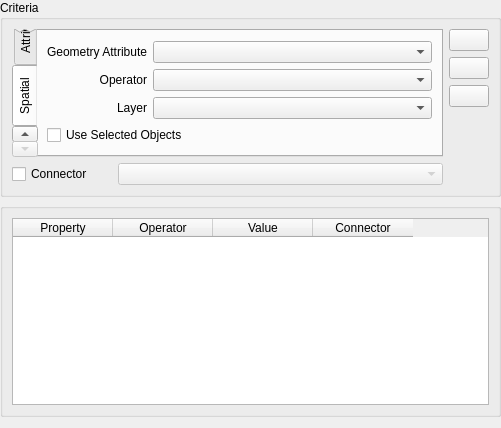
Qt form src/terralib/qt/widgets/query/ui/WhereClauseWidgetForm.ui (claudiobogossian/terralib5) before a commit.
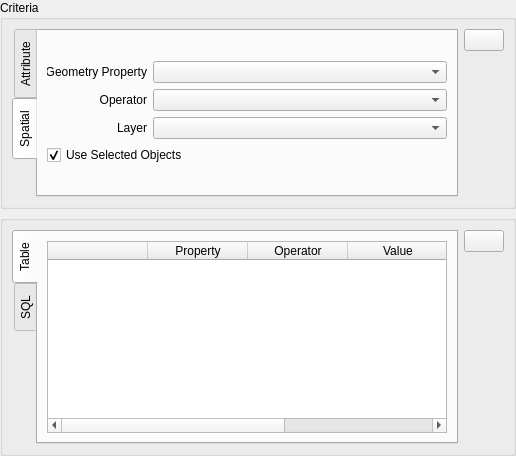
The same form after that commit. The open tabs and pages were chosen to show the change.

What changed in the file:
```diff
--- a/src/terralib/qt/widgets/query/ui/WhereClauseWidgetForm.ui
+++ b/src/terralib/qt/widgets/query/ui/WhereClauseWidgetForm.ui
@@ -6,25 +6,19 @@
    <rect>
     <x>0</x>
     <y>0</y>
-    <width>498</width>
-    <height>428</height>
+    <width>516</width>
+    <height>456</height>
    </rect>
   </property>
   <property name="windowTitle">
    <string>Where Clause</string>
   </property>
-  <layout class="QGridLayout" name="gridLayout_7">
-   <property name="leftMargin">
-    <number>0</number>
-   </property>
-   <property name="topMargin">
-    <number>0</number>
-   </property>
-   <property name="rightMargin">
+  <layout class="QGridLayout" name="gridLayout_24">
+   <property name="margin">
     <number>0</number>
    </property>
    <item row="0" column="0">
-    <layout class="QGridLayout" name="gridLayout_6">
+    <layout class="QGridLayout" name="gridLayout_22">
      <item row="0" column="0">
       <widget class="QGroupBox" name="m_criteriaGroupBox">
        <property name="title">
@@ -233,7 +227,7 @@
                        </size>
                       </property>
                       <property name="text">
-                       <string>Geometry Attribute</string>
+                       <string>Geometry Property</string>
                       </property>
                       <property name="alignment">
                        <set>Qt::AlignRight|Qt::AlignTrailing|Qt::AlignVCenter</set>
@@ -315,6 +309,9 @@
                     <property name="text">
                      <string>Use Selected Objects</string>
                     </property>
+                    <property name="checked">
+                     <bool>true</bool>
+                    </property>
                    </widget>
                   </item>
                  </layout>
@@ -323,43 +320,23 @@
               </widget>
              </widget>
             </item>
-            <item row="1" column="0">
-             <layout class="QGridLayout" name="gridLayout_22">
-              <item row="0" column="1">
-               <widget class="QComboBox" name="m_connectorComboBox">
-                <property name="enabled">
-                 <bool>false</bool>
-                </property>
-                <property name="sizePolicy">
-                 <sizepolicy hsizetype="MinimumExpanding" vsizetype="Fixed">
-                  <horstretch>0</horstretch>
-                  <verstretch>0</verstretch>
-                 </sizepolicy>
-                </property>
-               </widget>
-              </item>
-              <item row="0" column="0">
-               <widget class="QCheckBox" name="m_connectorCheckBox">
-                <property name="minimumSize">
-                 <size>
-                  <width>100</width>
-                  <height>0</height>
-                 </size>
-                </property>
-                <property name="layoutDirection">
-                 <enum>Qt::LeftToRight</enum>
-                </property>
-                <property name="text">
-                 <string>Connector</string>
-                </property>
-               </widget>
-              </item>
-             </layout>
-            </item>
            </layout>
           </item>
           <item row="0" column="1">
            <layout class="QGridLayout" name="gridLayout_14">
+            <item row="2" column="0">
+             <spacer name="verticalSpacer_2">
+              <property name="orientation">
+               <enum>Qt::Vertical</enum>
+              </property>
+              <property name="sizeHint" stdset="0">
+               <size>
+                <width>20</width>
+                <height>40</height>
+               </size>
+              </property>
+             </spacer>
+            </item>
             <item row="0" column="0">
              <widget class="QPushButton" name="m_addWhereClausePushButton">
               <property name="toolTip">
@@ -370,39 +347,6 @@
               </property>
              </widget>
             </item>
-            <item row="1" column="0">
-             <widget class="QPushButton" name="m_removeWhereClausePushButton">
-              <property name="toolTip">
-               <string>Remove the selected restriction expression</string>
-              </property>
-              <property name="text">
-               <string/>
-              </property>
-             </widget>
-            </item>
-            <item row="3" column="0">
-             <spacer name="verticalSpacer_2">
-              <property name="orientation">
-               <enum>Qt::Vertical</enum>
-              </property>
-              <property name="sizeHint" stdset="0">
-               <size>
-                <width>20</width>
-                <height>40</height>
-               </size>
-              </property>
-             </spacer>
-            </item>
-            <item row="2" column="0">
-             <widget class="QPushButton" name="m_clearAllPushButton">
-              <property name="toolTip">
-               <string>Clear all restriction expressions</string>
-              </property>
-              <property name="text">
-               <string/>
-              </property>
-             </widget>
-            </item>
            </layout>
           </item>
          </layout>
@@ -417,34 +361,108 @@
        </property>
        <layout class="QGridLayout" name="gridLayout_18">
         <item row="0" column="0">
-         <widget class="QTableWidget" name="m_whereClauseTableWidget">
-          <property name="selectionBehavior">
-           <enum>QAbstractItemView::SelectRows</enum>
-          </property>
-          <attribute name="horizontalHeaderMinimumSectionSize">
-           <number>29</number>
-          </attribute>
-          <column>
-           <property name="text">
-            <string>Property</string>
-           </property>
-          </column>
-          <column>
-           <property name="text">
-            <string>Operator</string>
-           </property>
-          </column>
-          <column>
-           <property name="text">
-            <string>Value</string>
-           </property>
-          </column>
-          <column>
-           <property name="text">
-            <string>Connector</string>
-           </property>
-          </column>
-         </widget>
+         <layout class="QGridLayout" name="gridLayout_11">
+          <item row="0" column="0">
+           <widget class="QTabWidget" name="tabWidget">
+            <property name="tabPosition">
+             <enum>QTabWidget::West</enum>
+            </property>
+            <property name="currentIndex">
+             <number>0</number>
+            </property>
+            <widget class="QWidget" name="tab">
+             <attribute name="title">
+              <string>Table</string>
+             </attribute>
+             <layout class="QGridLayout" name="gridLayout_7">
+              <item row="0" column="0">
+               <widget class="QTableWidget" name="m_whereClauseTableWidget">
+                <property name="selectionBehavior">
+                 <enum>QAbstractItemView::SelectRows</enum>
+                </property>
+                <attribute name="horizontalHeaderMinimumSectionSize">
+                 <number>29</number>
+                </attribute>
+                <column>
+                 <property name="text">
+                  <string/>
+                 </property>
+                </column>
+                <column>
+                 <property name="text">
+                  <string>Property</string>
+                 </property>
+                </column>
+                <column>
+                 <property name="text">
+                  <string>Operator</string>
+                 </property>
+                </column>
+                <column>
+                 <property name="text">
+                  <string>Value</string>
+                 </property>
+                </column>
+                <column>
+                 <property name="text">
+                  <string>Connector</string>
+                 </property>
+                </column>
+               </widget>
+              </item>
+             </layout>
+            </widget>
+            <widget class="QWidget" name="tab_2">
+             <attribute name="title">
+              <string>SQL</string>
+             </attribute>
+             <layout class="QGridLayout" name="gridLayout_10">
+              <item row="0" column="0">
+               <widget class="QTextEdit" name="m_sqlTextEdit">
+                <property name="readOnly">
+                 <bool>true</bool>
+                </property>
+                <property name="html">
+                 <string>&lt;!DOCTYPE HTML PUBLIC &quot;-//W3C//DTD HTML 4.0//EN&quot; &quot;http://www.w3.org/TR/REC-html40/strict.dtd&quot;&gt;
+&lt;html&gt;&lt;head&gt;&lt;meta name=&quot;qrichtext&quot; content=&quot;1&quot; /&gt;&lt;style type=&quot;text/css&quot;&gt;
+p, li { white-space: pre-wrap; }
+&lt;/style&gt;&lt;/head&gt;&lt;body style=&quot; font-family:'MS Shell Dlg 2'; font-size:8.25pt; font-weight:400; font-style:normal;&quot;&gt;
+&lt;p style=&quot;-qt-paragraph-type:empty; margin-top:0px; margin-bottom:0px; margin-left:0px; margin-right:0px; -qt-block-indent:0; text-indent:0px; font-size:8pt;&quot;&gt;&lt;br /&gt;&lt;/p&gt;&lt;/body&gt;&lt;/html&gt;</string>
+                </property>
+               </widget>
+              </item>
+             </layout>
+            </widget>
+           </widget>
+          </item>
+          <item row="0" column="1">
+           <layout class="QGridLayout" name="gridLayout_6">
+            <item row="0" column="0">
+             <widget class="QPushButton" name="m_clearAllPushButton">
+              <property name="toolTip">
+               <string>Clear all restriction expressions</string>
+              </property>
+              <property name="text">
+               <string/>
+              </property>
+             </widget>
+            </item>
+            <item row="1" column="0">
+             <spacer name="verticalSpacer">
+              <property name="orientation">
+               <enum>Qt::Vertical</enum>
+              </property>
+              <property name="sizeHint" stdset="0">
+               <size>
+                <width>20</width>
+                <height>40</height>
+               </size>
+              </property>
+             </spacer>
+            </item>
+           </layout>
+          </item>
+         </layout>
         </item>
        </layout>
       </widget>
```
Left out of the diff: 53 changed lines with no effect on the pictures.
